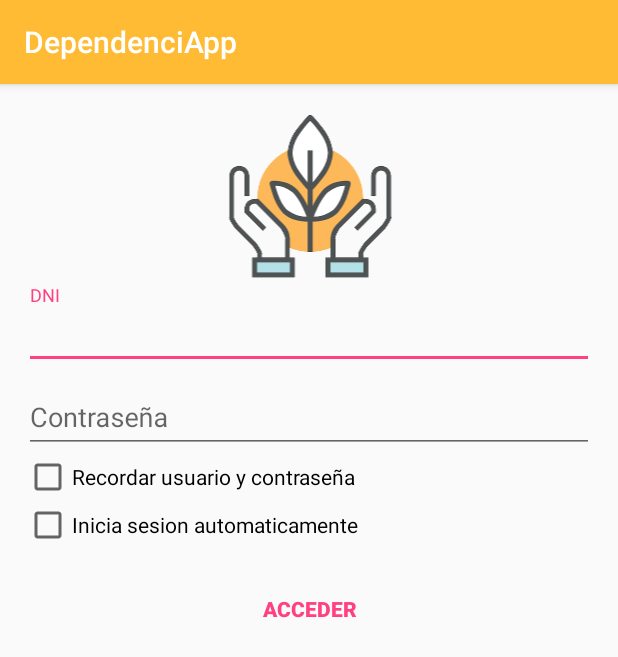
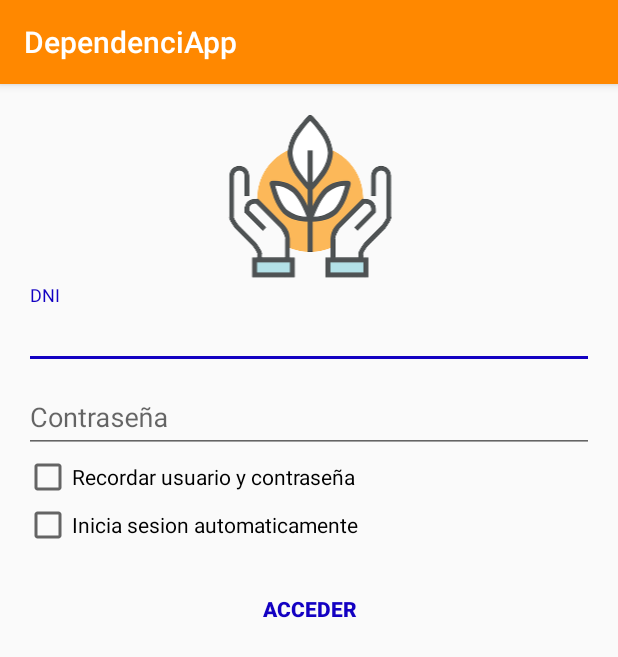
Before and after one commit to VK-Tiodor/ProjecteIntegrador_DAM_ATKJ-2, an Android app: the screen it shows after launch (LoginActivity), on a phone screen of 412 x 824 dp. Shown: the top 657 px of the screen. Run offline under Robolectric (Android 15) with nearby library versions, the phone set to English and light mode, and no system bars.

Commit message:
style commit

```diff
--- a/DependeciApp/app/src/main/AndroidManifest.xml
+++ b/DependeciApp/app/src/main/AndroidManifest.xml
@@ -18,11 +18,11 @@
         android:label="@string/app_name"
         android:roundIcon="@mipmap/ic_launcher_round"
         android:supportsRtl="true"
-        android:theme="@style/Principal">
+        android:theme="@style/AppTheme">
         <activity
             android:name=".MainActivity"
             android:label="@string/app_name"
-            android:theme="@style/Principal.NoActionBar">
+            android:theme="@style/AppTheme.NoActionBar">
             <intent-filter>
                 <action android:name="dam.android.u3t1initialapp.STARTINGPOINT" />
 
--- a/DependeciApp/app/src/main/res/values/colors.xml
+++ b/DependeciApp/app/src/main/res/values/colors.xml
@@ -1,6 +1,6 @@
 <?xml version="1.0" encoding="utf-8"?>
 <resources>
     <color name="colorPrimary">#0018b7</color>
-    <color name="colorPrimaryDark">#ff6a00</color>
-    <color name="colorAccent">#FF4081</color>
+    <color name="colorPrimaryDark">#db3700</color>
+    <color name="colorAccent">#1300c2</color>
 </resources>
--- a/DependeciApp/app/src/main/res/values/styles.xml
+++ b/DependeciApp/app/src/main/res/values/styles.xml
@@ -3,7 +3,7 @@
     <!-- Base application theme. -->
     <style name="AppTheme" parent="Theme.AppCompat.Light.DarkActionBar">
         <!-- Customize your theme here. -->
-        <item name="colorPrimary">@color/colorPrimary</item>
+        <item name="colorPrimary">@android:color/holo_orange_dark</item>
         <item name="colorPrimaryDark">@color/colorPrimaryDark</item>
         <item name="colorAccent">@color/colorAccent</item>
     </style>
```
